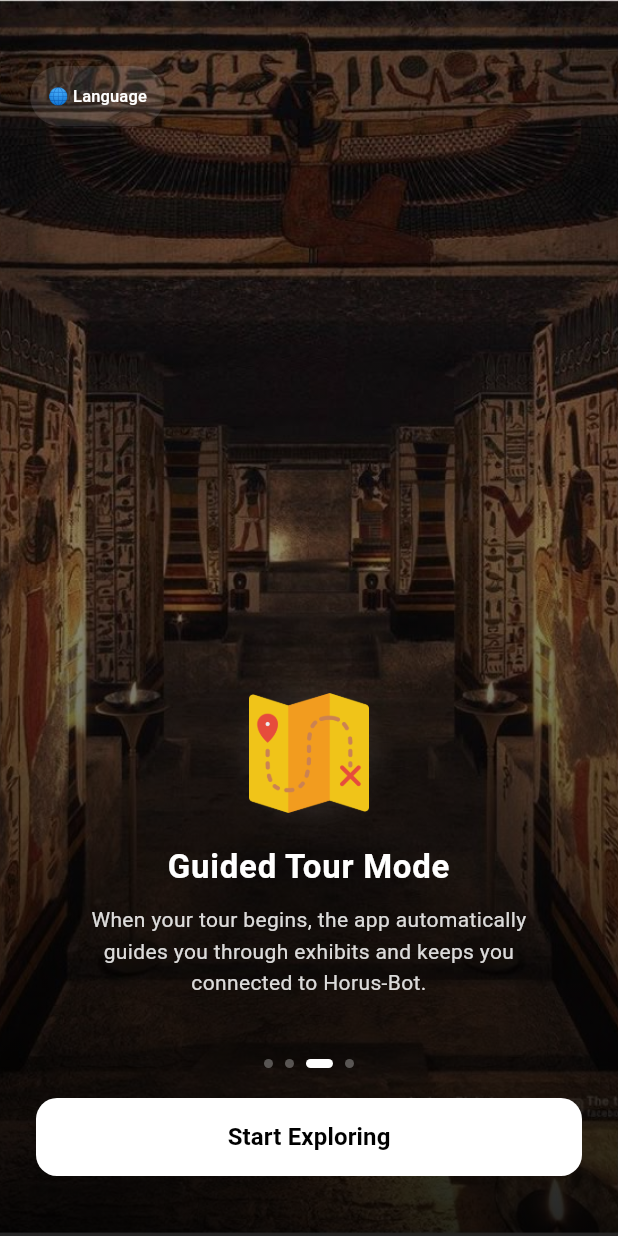
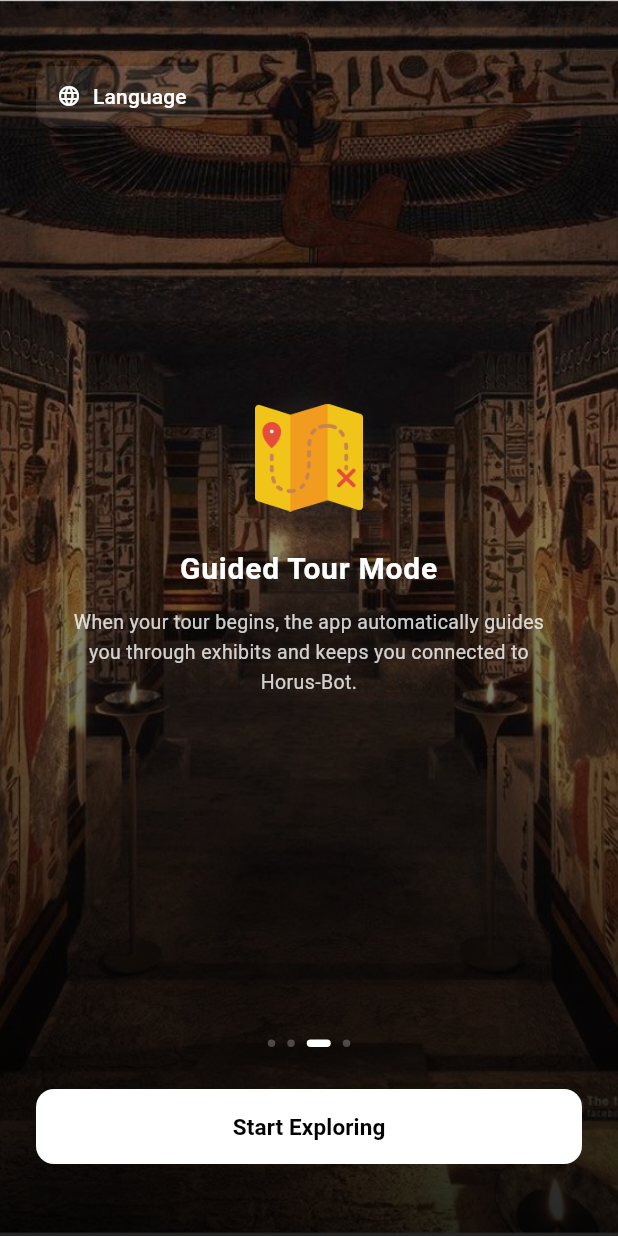
Before and after one commit to Farida-Waheed/museum_app, a Flutter app: the screen it shows after launch, swiped to page 3, on a phone screen of 412 x 824 dp. Run offline on Flutter 3.47's test engine with Material 3 defaults, Android fonts, the phone set to English and light mode, and no system bars; our stand-ins replace audioplayers, permission_handler, shared_preferences; missing offline and left inert: mobile_scanner; project files that could hold a hidden picture were left out.

Commit message:
refactor(onboarding): final correction and premium refinement
- Removed Skip button to reduce UI noise as the main CTA is persistent.
- Replaced direct language toggle with a proper localized selector (bottom sheet) for explicit choice (English/Arabic).
- Enabled a modern swipe-first flow by removing Next arrow/conditional logic.
- Standardized the primary CTA to "Start Exploring" on every onboarding slide.
- Corrected layout balance by shifting the content block higher and adjusting vertical alignment to 'center'.
- Refined visual scale: decreased icon size (72px), title font (20px), and description font (13px) for an elegant, premium feel.
- Minimized circular glow intensity and tightened spacing between elements.
- Updated integration test to match the new swipe behavior and persistent CTA.
- Verified all text uses ARB localization and that state persistence works correctly.
- Confirmed technical quality with clean analyze and passing tests.

Co-authored-by: Farida-Waheed <172945916+Farida-Waheed@users.noreply.github.com>

```diff
--- a/lib/screens/onboarding/onboarding_screen.dart
+++ b/lib/screens/onboarding/onboarding_screen.dart
@@ -27,6 +27,55 @@ class _OnboardingScreenState extends State<OnboardingScreen> {
     Navigator.pushReplacementNamed(
       context,
       AppRoutes.mainHome,
+    );
+  }
+
+  void _showLanguageSelector(BuildContext context, UserPreferencesModel prefs, AppLocalizations l10n) {
+    showModalBottomSheet(
+      context: context,
+      backgroundColor: Colors.transparent,
+      builder: (context) => Container(
+        decoration: const BoxDecoration(
+          color: Colors.white,
+          borderRadius: BorderRadius.vertical(top: Radius.circular(24)),
+        ),
+        child: SafeArea(
+          child: Column(
+            mainAxisSize: MainAxisSize.min,
+            children: [
+              const SizedBox(height: 12),
+              Container(
+                width: 40,
+                height: 4,
+                decoration: BoxDecoration(
+                  color: Colors.grey[300],
+                  borderRadius: BorderRadius.circular(2),
+                ),
+              ),
+              const SizedBox(height: 20),
+              ListTile(
+                leading: const Text("🇺🇸", style: TextStyle(fontSize: 20)),
+                title: const Text("English", style: TextStyle(fontWeight: FontWeight.w600)),
+                trailing: prefs.language == 'en' ? const Icon(Icons.check_circle, color: Colors.blue) : null,
+                onTap: () {
+                  prefs.setLanguage('en');
+                  Navigator.pop(context);
+                },
+              ),
+              ListTile(
+                leading: const Text("🇪🇬", style: TextStyle(fontSize: 20)),
+                title: const Text("العربية", style: TextStyle(fontWeight: FontWeight.w600)),
+                trailing: prefs.language == 'ar' ? const Icon(Icons.check_circle, color: Colors.blue) : null,
+                onTap: () {
+                  prefs.setLanguage('ar');
+                  Navigator.pop(context);
+                },
+              ),
+              const SizedBox(height: 12),
+            ],
+          ),
+        ),
+      ),
     );
   }
 
@@ -104,57 +153,57 @@ class _OnboardingScreenState extends State<OnboardingScreen> {
                   itemCount: pages.length,
                   itemBuilder: (context, index) {
                     return Padding(
-                      padding: const EdgeInsets.symmetric(horizontal: 40),
+                      padding: const EdgeInsets.symmetric(horizontal: 48),
                       child: Column(
-                        mainAxisAlignment: MainAxisAlignment.end,
+                        mainAxisAlignment: MainAxisAlignment.center, // Lifted up
                         children: [
+                          const SizedBox(height: 40), // Top spacing adjustment
                           // Icon with very subtle glow
                           Stack(
                             alignment: Alignment.center,
                             children: [
                               Container(
-                                width: 82,
-                                height: 82,
+                                width: 74,
+                                height: 74,
                                 decoration: BoxDecoration(
                                   shape: BoxShape.circle,
                                   boxShadow: [
                                     BoxShadow(
-                                      color: Colors.white.withOpacity(0.06),
-                                      blurRadius: 12,
-                                      spreadRadius: 3,
+                                      color: Colors.white.withOpacity(0.05),
+                                      blurRadius: 10,
+                                      spreadRadius: 2,
                                     ),
                                   ],
                                 ),
                               ),
                               Image.asset(
                                 pages[index]["iconPath"]!,
-                                width: 80,
-                                height: 80,
+                                width: 72,
+                                height: 72,
                               ),
                             ],
                           ),
-                          const SizedBox(height: 20),
+                          const SizedBox(height: 24),
                           Text(
                             pages[index]["title"]!,
                             textAlign: TextAlign.center,
                             style: const TextStyle(
                               color: Colors.white,
-                              fontSize: 22,
+                              fontSize: 20,
                               fontWeight: FontWeight.bold,
                               letterSpacing: 0.5,
                             ),
                           ),
-                          const SizedBox(height: 10),
+                          const SizedBox(height: 12),
                           Text(
                             pages[index]["desc"]!,
                             textAlign: TextAlign.center,
                             style: TextStyle(
-                              color: Colors.white.withOpacity(0.85),
-                              fontSize: 14,
+                              color: Colors.white.withOpacity(0.80),
+                              fontSize: 13,
                               height: 1.5,
                             ),
                           ),
-                          const SizedBox(height: 40),
                         ],
                       ),
                     );
@@ -164,10 +213,10 @@ class _OnboardingScreenState extends State<OnboardingScreen> {
 
               // --- Dots + Primary button ---
               Padding(
-                padding: const EdgeInsets.fromLTRB(24, 0, 24, 40),
+                padding: const EdgeInsets.fromLTRB(24, 0, 24, 48),
                 child: Column(
                   children: [
-                    // Dots indicator - Swipe-first flow
+                    // Dots indicator
                     Row(
                       mainAxisAlignment: MainAxisAlignment.center,
                       children: List.generate(pages.length, (index) {
@@ -175,35 +224,35 @@ class _OnboardingScreenState extends State<OnboardingScreen> {
                         return AnimatedContainer(
                           duration: const Duration(milliseconds: 300),
                           margin: const EdgeInsets.symmetric(horizontal: 4),
-                          width: active ? 18 : 6,
-                          height: 6,
+                          width: active ? 16 : 5,
+                          height: 5,
                           decoration: BoxDecoration(
-                            color: active ? Colors.white : Colors.white.withOpacity(0.3),
+                            color: active ? Colors.white : Colors.white.withOpacity(0.25),
                             borderRadius: BorderRadius.circular(4),
                           ),
                         );
                       }),
                     ),
-                    const SizedBox(height: 20),
+                    const SizedBox(height: 28),
 
                     // Navigation Button - Always "Start Exploring"
                     SizedBox(
                       width: double.infinity,
-                      height: 52,
+                      height: 50,
                       child: ElevatedButton(
                         onPressed: () => _completeOnboarding(prefs),
                         style: ElevatedButton.styleFrom(
                           backgroundColor: Colors.white,
                           foregroundColor: Colors.black,
                           shape: RoundedRectangleBorder(
-                            borderRadius: BorderRadius.circular(14),
+                            borderRadius: BorderRadius.circular(12),
                           ),
                           elevation: 0,
                         ),
                         child: Text(
                           l10n.startExploring,
                           style: const TextStyle(
-                            fontSize: 16,
+                            fontSize: 15,
                             fontWeight: FontWeight.bold,
                           ),
                         ),
@@ -215,27 +264,23 @@ class _OnboardingScreenState extends State<OnboardingScreen> {
             ],
           ),
 
-          // --- 4. Language switcher (Top Start) ---
+          // --- 4. Language selector (Top Start) ---
           Positioned(
             top: 40,
-            left: isArabic ? null : 20,
-            right: isArabic ? 20 : null,
+            left: isArabic ? null : 24,
+            right: isArabic ? 24 : null,
             child: SafeArea(
-              child: TextButton(
-                onPressed: () {
-                  prefs.setLanguage(isArabic ? 'en' : 'ar');
-                },
+              child: TextButton.icon(
+                onPressed: () => _showLanguageSelector(context, prefs, l10n),
+                icon: const Icon(Icons.language, size: 16),
+                label: Text(l10n.language),
                 style: TextButton.styleFrom(
                   foregroundColor: Colors.white,
-                  backgroundColor: Colors.white.withOpacity(0.1),
-                  padding: const EdgeInsets.symmetric(horizontal: 12, vertical: 6),
+                  backgroundColor: Colors.white.withOpacity(0.08),
+                  padding: const EdgeInsets.symmetric(horizontal: 14, vertical: 8),
                   shape: RoundedRectangleBorder(
-                    borderRadius: BorderRadius.circular(20),
+                    borderRadius: BorderRadius.circular(10),
                   ),
-                ),
-                child: Text(
-                  "🌐 ${l10n.language}",
-                  style: const TextStyle(fontSize: 11, fontWeight: FontWeight.w500),
                 ),
               ),
             ),
```
Also changed, not shown: 1 other file.
